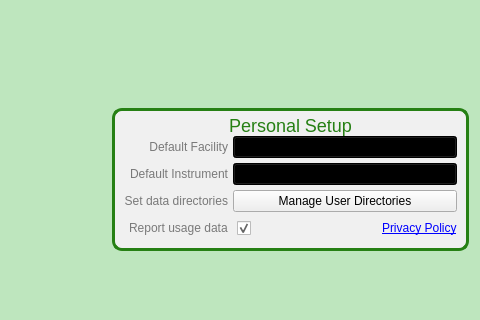
This is qt/applications/workbench/workbench/widgets/about/about.ui in mantidproject/mantid as Qt 5 draws it before an edit; both pictures show x 265 to 745 and y 93 to 413 of the 745 by 604 pixel window. The edited form follows.
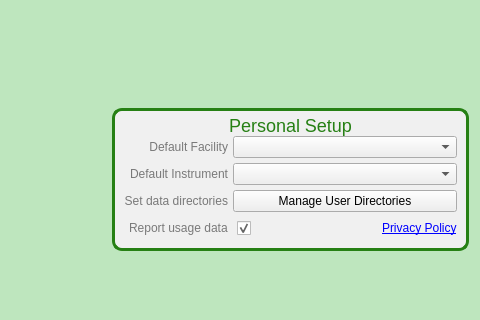
This is the edited form. Icons and pictures are not drawn.

Commit message:
Fix testing issues (thanks Martyn)
1. Remove pointless <head/> in tooltip box
2. Make sure that we save the state of the usage data chackbox
3. Simplify the stylesheets for the comboboxes

The edit to the form file:
```diff
--- a/qt/applications/workbench/workbench/widgets/about/about.ui
+++ b/qt/applications/workbench/workbench/widgets/about/about.ui
@@ -536,8 +536,7 @@
               <item row="0" column="1">
                <widget class="QComboBox" name="cbFacility">
                 <property name="styleSheet">
-                 <string notr="true">color: rgb(0, 0, 0);
-background-color: qlineargradient(spread:pad, x1:0, y1:1, x2:0, y2:0, stop:0 rgba(240, 240, 240, 255),stop:1 rgba(255, 255, 255, 255));</string>
+                 <string notr="true"/>
                 </property>
                </widget>
               </item>
@@ -683,8 +682,7 @@
                  </font>
                 </property>
                 <property name="styleSheet">
-                 <string notr="true">color: rgb(0, 0, 0);
-background-color: qlineargradient(spread:pad, x1:0, y1:1, x2:0, y2:0, stop:0 rgba(240, 240, 240, 255),stop:1 rgba(255, 255, 255, 255));</string>
+                 <string notr="true"/>
                 </property>
                </widget>
               </item>
```
Left out of the diff: 8 changed lines with no effect on the pictures. The commit also changes 1 other file.
